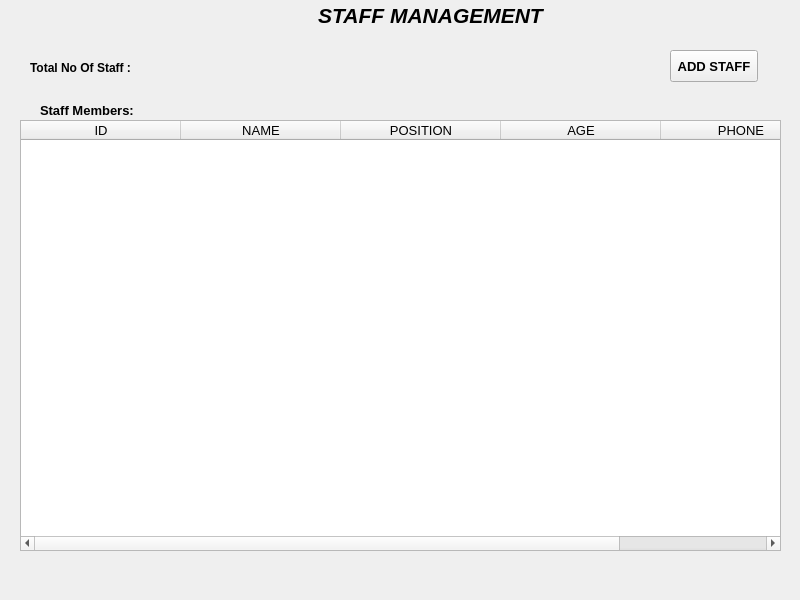
Qt form RMS_qt/staff.ui (dev-pratik02/RMS) before a commit.
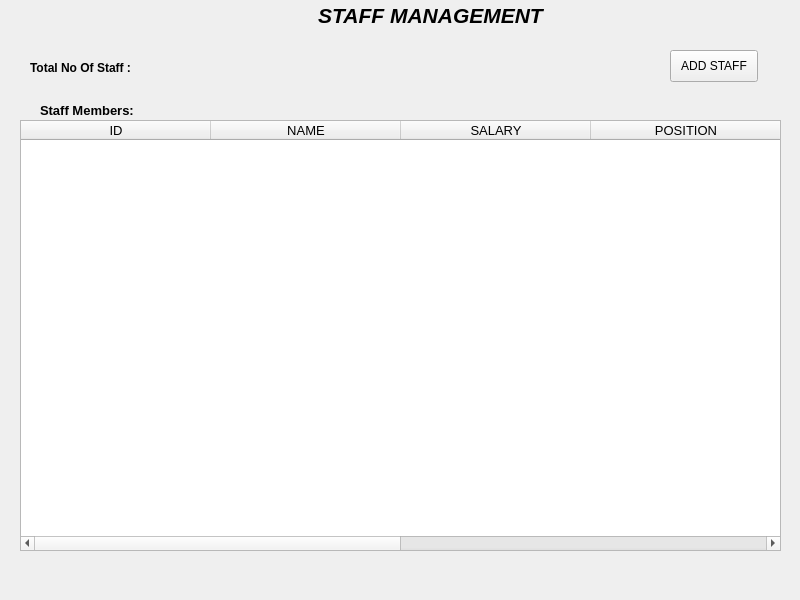
The same form after that commit.

What changed in the file:
```diff
--- a/RMS_qt/staff.ui
+++ b/RMS_qt/staff.ui
@@ -85,8 +85,9 @@
     </property>
     <property name="font">
      <font>
-      <pointsize>10</pointsize>
-      <bold>true</bold>
+      <family>Arial</family>
+      <pointsize>9</pointsize>
+      <bold>false</bold>
      </font>
     </property>
     <property name="text">
@@ -108,10 +109,10 @@
      </font>
     </property>
     <property name="columnCount">
-     <number>5</number>
+     <number>6</number>
     </property>
     <attribute name="horizontalHeaderDefaultSectionSize">
-     <number>160</number>
+     <number>190</number>
     </attribute>
     <column>
      <property name="text">
@@ -123,6 +124,11 @@
       <string>NAME</string>
      </property>
     </column>
+    <column>
+     <property name="text">
+      <string>SALARY</string>
+     </property>
+    </column>
     <column>
      <property name="text">
       <string>POSITION</string>
@@ -135,7 +141,7 @@
     </column>
     <column>
      <property name="text">
-      <string>PHONE</string>
+      <string>CONTACT</string>
      </property>
     </column>
    </widget>
```
Left out of the diff: 2 changed lines with no effect on the pictures.
